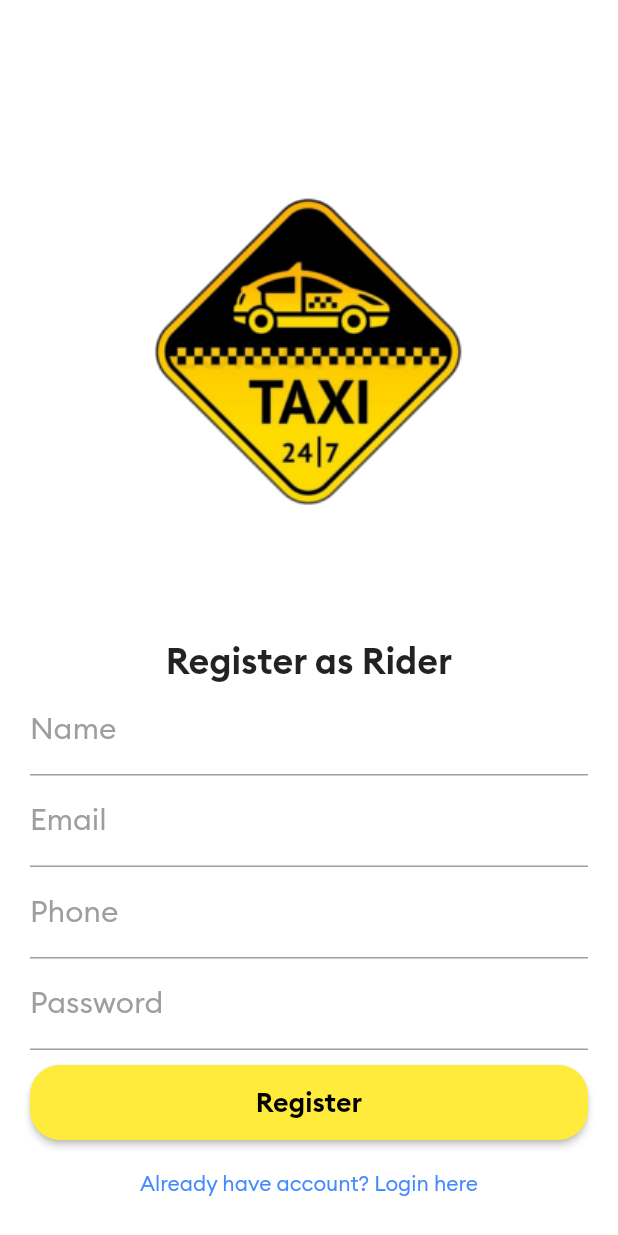
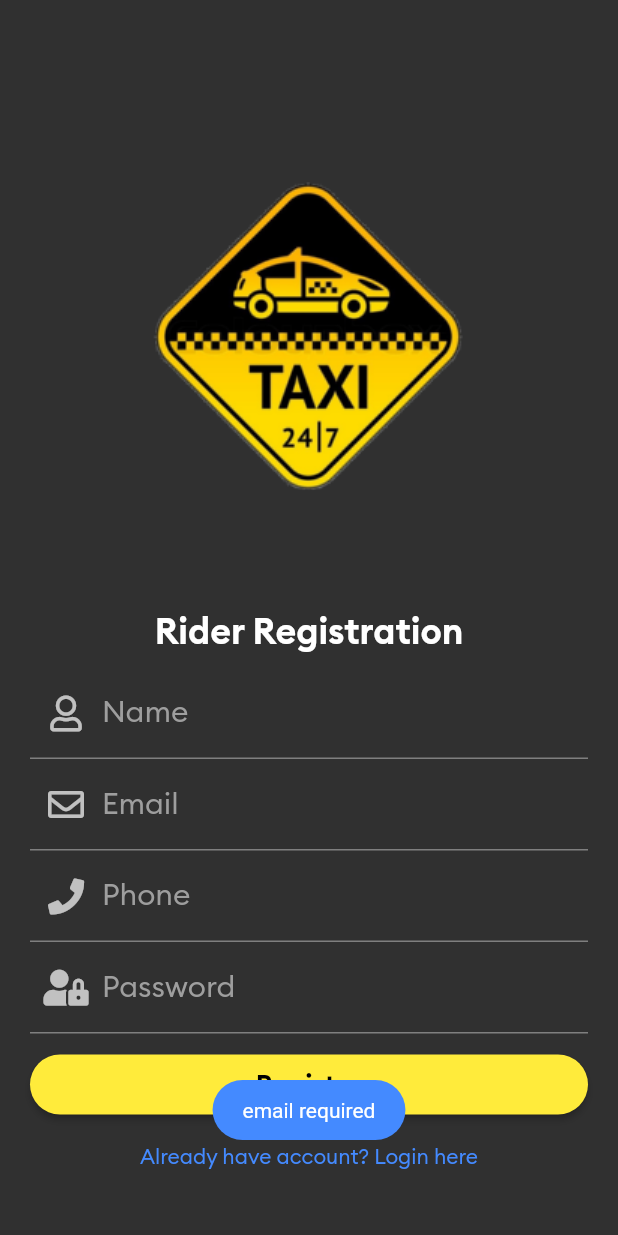
Before and after one commit to totoybibo/rider_app, a Flutter app: the RegistrationScreen screen opened by its route, after a tap on "Register", on a phone screen of 412 x 824 dp. Run offline on Flutter 3.47's test engine with Material 2 defaults, Android fonts, the phone set to English and light mode, and no system bars; our stand-ins replace firebase_auth, firebase_core, firebase_database, fluttertoast, font_awesome_flutter, modal_progress_hud; accounts and stored records are empty.

Commit message:
2March2021

```diff
--- a/lib/AllScreens/register_screen.dart
+++ b/lib/AllScreens/register_screen.dart
@@ -2,6 +2,11 @@ import 'package:flutter/material.dart';
 import 'package:rider_app/constants.dart';
 import 'package:firebase_auth/firebase_auth.dart';
 import 'package:fluttertoast/fluttertoast.dart';
+import 'package:rider_app/main.dart';
+import 'main_screen.dart';
+import 'package:modal_progress_hud/modal_progress_hud.dart';
+import 'login_screen.dart';
+import 'package:font_awesome_flutter/font_awesome_flutter.dart';
 
 class RegistrationScreen extends StatefulWidget {
   static const id = 'register';
@@ -15,73 +20,114 @@ class _RegistrationScreenState extends State<RegistrationScreen> {
   TextEditingController emailController = TextEditingController();
   TextEditingController passwordController = TextEditingController();
   TextEditingController phoneController = TextEditingController();
-  FToast toast;
-  void showToast(String msg) {
-    toast.showToast(
-      toastDuration: const Duration(seconds: 1),
-      child: Material(
-        shape: RoundedRectangleBorder(borderRadius: BorderRadius.circular(20)),
-        elevation: 10,
-        color: Colors.lightBlueAccent,
-        child: Center(
-          child: Text(
-            msg,
-            style: TextStyle(fontSize: 20, color: Colors.white),
-          ),
-        ),
-      ),
-    );
+  bool showSpinner = false;
+  void registerUser(BuildContext context) async {
+    setState(() => showSpinner = true);
+    try {
+      if (emailController.text.isEmpty) throw 'email required';
+      if (passwordController.text.isEmpty) throw 'password is required';
+
+      User usr = (await _auth
+              .createUserWithEmailAndPassword(
+                  email: emailController.text,
+                  password: passwordController.text)
+              .catchError((error) {
+        Fluttertoast.showToast(msg: error.toString());
+      }))
+          .user;
+
+      if (usr != null) {
+        Map userDataMap = {
+          'name': nameController.text,
+          'email': emailController.text,
+          'phone': phoneController.text,
+          'password': passwordController.text
+        };
+        userRef.child(usr.uid).set(userDataMap);
+        Fluttertoast.showToast(
+            msg: '${usr.email} created successfully.',
+            backgroundColor: Colors.lightBlueAccent,
+            gravity: ToastGravity.TOP);
+        Navigator.pushNamedAndRemoveUntil(
+            context, MainScreen.id, (route) => false);
       }
-
-  @override
-  void initState() {
-    // TODO: implement initState
-    super.initState();
-    toast = FToast();
+    } catch (e) {
+      Fluttertoast.showToast(
+          msg: e.toString(), backgroundColor: Colors.blueAccent);
+    } finally {
+      setState(() => showSpinner = false);
+    }
   }
 
   @override
   Widget build(BuildContext context) {
-    toast.init(context);
     return Scaffold(
-      backgroundColor: Colors.white,
-      body: Padding(
-        padding: const EdgeInsets.all(20.0),
+      body: ModalProgressHUD(
+        inAsyncCall: showSpinner,
+        child: SingleChildScrollView(
+          padding: EdgeInsets.only(top: 20, left: 20, right: 20, bottom: 20),
           child: Column(
+            mainAxisAlignment: MainAxisAlignment.spaceBetween,
             children: [
-            SizedBox(height: 40),
-            Image.asset('images/logo.png',
+              SizedBox(height: 30),
+              Hero(
+                tag: 'logo',
+                child: Image.asset('images/logo.png',
                     width: 350, height: 350, alignment: Alignment.center),
-            SizedBox(height: 15),
+              ),
+              SizedBox(height: 5),
               Text(
-              'Register as Rider',
+                'Rider Registration',
                 style: TextStyle(fontFamily: 'bolt-semibold', fontSize: 24),
-              textAlign: TextAlign.center,
+                textAlign: TextAlign.start,
               ),
-            SizedBox(height: 1),
+              SizedBox(height: 10),
               TextFormField(
+                autocorrect: false,
+                enableSuggestions: false,
                 controller: nameController,
                 style: TextStyle(fontSize: 14),
                 keyboardType: TextInputType.name,
-              decoration: kLoginInputDecoration.copyWith(labelText: 'Name'),
+                decoration: kLoginInputDecoration.copyWith(
+                    labelText: 'Name', prefixIcon: Icon(FontAwesomeIcons.user)),
               ),
               TextFormField(
+                autocorrect: false,
+                enableSuggestions: false,
                 controller: emailController,
                 style: TextStyle(fontSize: 14),
                 keyboardType: TextInputType.emailAddress,
-              decoration: kLoginInputDecoration,
+                decoration: kLoginInputDecoration.copyWith(
+                  labelText: 'Email',
+                  prefixIcon: Icon(FontAwesomeIcons.envelope),
+                ),
+                autovalidateMode: AutovalidateMode.onUserInteraction,
+                validator: (text) {
+                  if (text.isEmpty) return '';
+                  return null;
+                },
               ),
               TextFormField(
                 controller: phoneController,
                 style: TextStyle(fontSize: 14),
                 keyboardType: TextInputType.phone,
-              decoration: kLoginInputDecoration.copyWith(labelText: 'Phone'),
+                decoration: kLoginInputDecoration.copyWith(
+                  labelText: 'Phone',
+                  prefixIcon: Icon(FontAwesomeIcons.phone),
+                ),
               ),
               TextFormField(
                 controller: passwordController,
                 style: TextStyle(fontSize: 14),
                 obscureText: true,
-              decoration: kLoginInputDecoration.copyWith(labelText: 'Password'),
+                decoration: kLoginInputDecoration.copyWith(
+                    labelText: 'Password',
+                    prefixIcon: Icon(FontAwesomeIcons.userLock)),
+                autovalidateMode: AutovalidateMode.onUserInteraction,
+                validator: (text) {
+                  if (text.isEmpty) return '';
+                  return null;
+                },
               ),
               SizedBox(height: 10),
               RaisedButton(
@@ -91,7 +137,7 @@ class _RegistrationScreenState extends State<RegistrationScreen> {
                 color: Colors.yellow,
                 textColor: Colors.black,
                 child: Container(
-                height: 50,
+                  height: 40,
                   child: Center(
                     child: Text(
                       'Register',
@@ -102,37 +148,22 @@ class _RegistrationScreenState extends State<RegistrationScreen> {
                     ),
                   ),
                 ),
-              onPressed: () async {
-                try {
-                  if (nameController.text.length < 4) throw 'invalid name';
-                  if (emailController.text.length < 5) throw 'invalid email';
-                  if (phoneController.text.length < 7)
-                    throw 'invalid phone number';
-                  if (passwordController.text.length < 5)
-                    throw 'invalid password';
-
-                  User usr = (await _auth.createUserWithEmailAndPassword(
-                          email: emailController.text,
-                          password: passwordController.text))
-                      .user;
-
-                  if (usr != null) print('${usr.email} now online.');
-                } catch (e) {
-                  showToast(e.toString());
-                }
+                onPressed: () {
+                  registerUser(context);
                 },
               ),
-            SizedBox(height: 5),
               FlatButton(
                 onPressed: () {
-                Navigator.pop(context);
+                  Navigator.pushNamedAndRemoveUntil(
+                      context, LoginScreen.id, (route) => false);
                 },
                 child: Text(
                   'Already have account? Login here',
                   style: TextStyle(color: Colors.blueAccent),
                 ),
-            )
+              ),
             ],
+          ),
         ),
       ),
     );
--- a/lib/constants.dart
+++ b/lib/constants.dart
@@ -1,7 +1,10 @@
 import 'package:flutter/material.dart';
+import 'package:font_awesome_flutter/font_awesome_flutter.dart';
+import 'package:fluttertoast/fluttertoast.dart';
 
+const kInfoIcon =
+    Icon(FontAwesomeIcons.infoCircle, color: Colors.lightBlueAccent);
 const kLoginInputDecoration = InputDecoration(
-  labelText: 'Email',
   labelStyle: TextStyle(
     fontSize: 20,
     color: Colors.grey,
--- a/lib/main.dart
+++ b/lib/main.dart
@@ -1,17 +1,18 @@
 import 'package:flutter/material.dart';
-import 'package:rider_app/AllScreens/main_screen.dart';
-import 'package:firebase_auth/firebase_auth.dart';
-import 'package:cloud_firestore/cloud_firestore.dart';
 import 'package:firebase_core/firebase_core.dart';
 import 'package:rider_app/AllScreens/login_screen.dart';
+import 'package:rider_app/AllScreens/main_screen.dart';
 import 'package:rider_app/AllScreens/register_screen.dart';
-import 'package:firebase_core/firebase_core.dart';
+import 'package:firebase_database/firebase_database.dart';
 
 void main() async {
   WidgetsFlutterBinding.ensureInitialized();
   await Firebase.initializeApp();
   runApp(Main());
 }
+
+DatabaseReference userRef =
+    FirebaseDatabase.instance.reference().child('users');
 
 class Main extends StatelessWidget {
   @override
@@ -20,11 +21,13 @@ class Main extends StatelessWidget {
       title: 'Rider',
       theme: ThemeData(
           fontFamily: 'bolt-regular',
+          brightness: Brightness.dark,
           primaryColor: Colors.blueAccent,
           visualDensity: VisualDensity.adaptivePlatformDensity),
       debugShowCheckedModeBanner: false,
       initialRoute: LoginScreen.id,
       routes: {
+        MainScreen.id: (context) => MainScreen(),
         LoginScreen.id: (context) => LoginScreen(),
         RegistrationScreen.id: (context) => RegistrationScreen()
       },
--- a/pubspec.yaml
+++ b/pubspec.yaml
@@ -33,6 +33,9 @@ dependencies:
   firebase_core: ^0.7.0
   animated_text_kit: ^3.1.2
   fluttertoast: ^7.1.8
+  firebase_database: ^6.0.0
+  modal_progress_hud: ^0.1.3
+  font_awesome_flutter: ^8.11.0
 dev_dependencies:
   flutter_test:
     sdk: flutter
```
Also changed, not shown: lib/AllScreens/login_screen.dart (+96 -23 lines), lib/AllScreens/main_screen.dart (+17 -1 lines), lib/AllWidgets/progress_dialog.dart (added, +27 -0 lines), pubspec.lock, 1 other file. Lines whose indentation alone changed are shown as unchanged.
